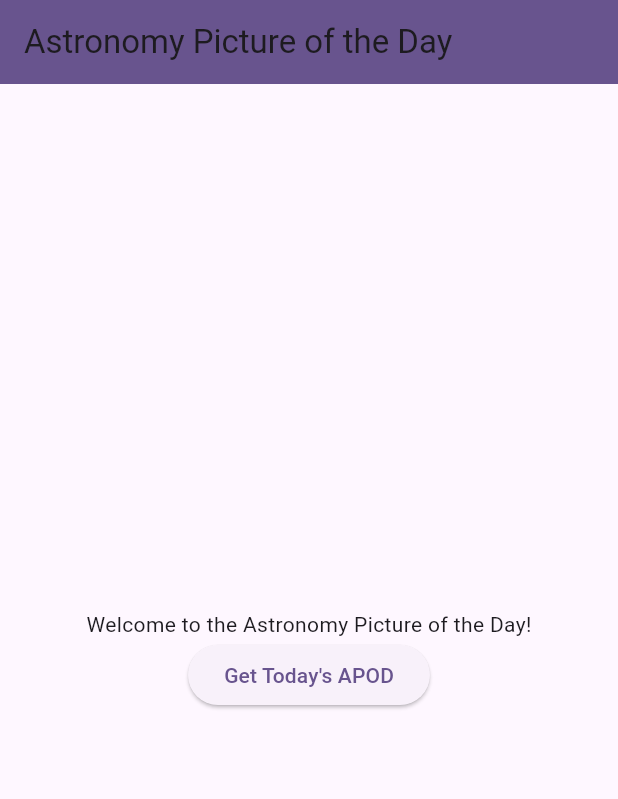
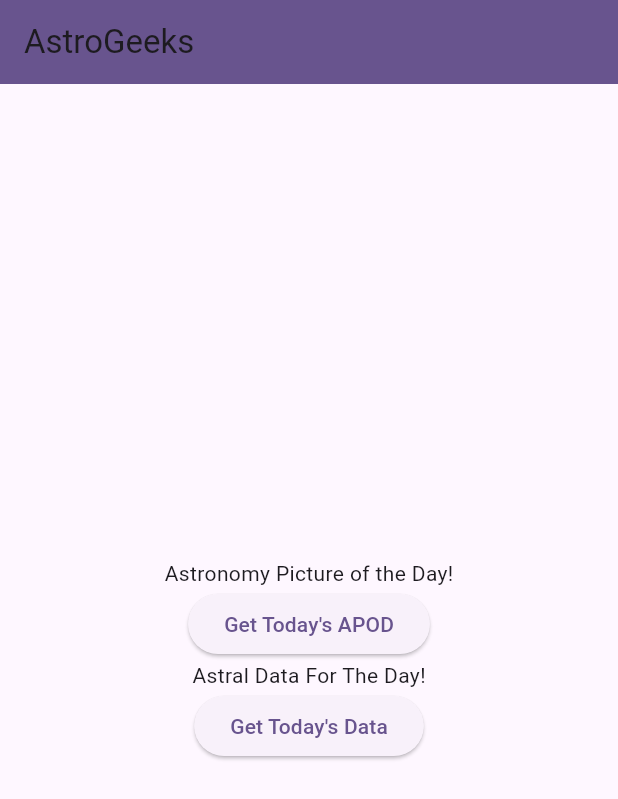
Before and after one commit to jayb71/apod, a Flutter app: the screen it shows after launch, on a phone screen of 412 x 824 dp. Shown: the top 799 px of the screen. Run offline on Flutter 3.47's test engine with Material 3 defaults, Android fonts, the phone set to English and light mode, and no system bars.

Commit message:
Added Astral Data For The Day Option

```diff
--- a/lib/main.dart
+++ b/lib/main.dart
@@ -1,8 +1,6 @@
 import 'package:flutter/material.dart';
-import 'package:http/http.dart' as http;
-import 'dart:convert';
-
-import 'package:starmap/api_token.dart';
+import 'package:starmap/pages/apod.dart';
+import 'package:starmap/pages/astral_data.dart';
 
 void main() {
   runApp(const MyApp());
@@ -15,7 +13,7 @@ class MyApp extends StatelessWidget {
   @override
   Widget build(BuildContext context) {
     return MaterialApp(
-      title: 'Astronomy Picture of the Day',
+      title: 'AstroGeeks',
       theme: ThemeData(
         // This is the theme of your application.
         //
@@ -35,20 +33,20 @@ class MyApp extends StatelessWidget {
         colorScheme: ColorScheme.fromSeed(seedColor: Colors.deepPurple),
         useMaterial3: true,
       ),
-      home: const ApodHome(title: 'Astronomy Picture of the Day'),
+      home: const AstroGeeks(title: 'AstroGeeks'),
     );
   }
 }
 
-class ApodHome extends StatefulWidget {
-  const ApodHome({Key? key, required this.title}) : super(key: key);
+class AstroGeeks extends StatefulWidget {
+  const AstroGeeks({Key? key, required this.title}) : super(key: key);
 
   final String title;
   @override
-  State<ApodHome> createState() => _ApodHomeState();
+  State<AstroGeeks> createState() => _AstroGeeksState();
 }
 
-class _ApodHomeState extends State<ApodHome> {
+class _AstroGeeksState extends State<AstroGeeks> {
   @override
   Widget build(BuildContext context) {
     return Scaffold(
@@ -61,7 +59,7 @@ class _ApodHomeState extends State<ApodHome> {
           mainAxisAlignment: MainAxisAlignment.center,
           children: <Widget>[
             const Text(
-              'Welcome to the Astronomy Picture of the Day!',
+              'Astronomy Picture of the Day!',
             ),
             ElevatedButton(
               onPressed: () {
@@ -72,67 +70,19 @@ class _ApodHomeState extends State<ApodHome> {
               },
               child: const Text('Get Today\'s APOD'),
             ),
+            const Text('Astral Data For The Day!'),
+            ElevatedButton(
+              onPressed: () {
+                Navigator.push(
+                  context,
+                  MaterialPageRoute(builder: (context) => const AstralData()),
+                );
+              },
+              child: const Text('Get Today\'s Data'),
+            ),
           ],
         ),
       ),
     );
   }
 }
-
-class Apod {
-  final String title;
-  final String explanation;
-  final String url;
-
-  Apod({required this.title, required this.explanation, required this.url});
-
-  factory Apod.fromJson(Map<String, dynamic> json) {
-    return Apod(
-      title: json['title'] ?? '',
-      explanation: json['explanation'] ?? '',
-      url: json['url'] ?? '',
-    );
-  }
-}
-
-Future<Apod> fetchApodToday() async {
-  final response = await http.get(
-    Uri.parse('https://api.nasa.gov/planetary/apod?api_key=${nasaApiKey}'),
-  );
-
-  if (response.statusCode == 200) {
-    return Apod.fromJson(jsonDecode(response.body));
-  } else {
-    throw Exception('Failed to load APOD');
-  }
-}
-
-class GetApodToday extends StatelessWidget {
-  const GetApodToday({Key? key}) : super(key: key);
-
-  @override
-  Widget build(BuildContext context) {
-    return Scaffold(
-      appBar: AppBar(
-        title: const Text('Astronomy Picture of the Day'),
-      ),
-      body: FutureBuilder<Apod>(
-        future: fetchApodToday(),
-        builder: (context, snapshot) {
-          if (snapshot.hasData) {
-            return Column(
-              children: <Widget>[
-                Image.network(snapshot.data!.url),
-                Text(snapshot.data!.title),
-                Text(snapshot.data!.explanation),
-              ],
-            );
-          } else if (snapshot.hasError) {
-            return Text('${snapshot.error}');
-          }
-          return const CircularProgressIndicator();
-        },
-      ),
-    );
-  }
-}
```
Also changed, not shown: lib/pages/apod.dart (added, +62 -0 lines), lib/pages/astral_data.dart (added, +165 -0 lines).
